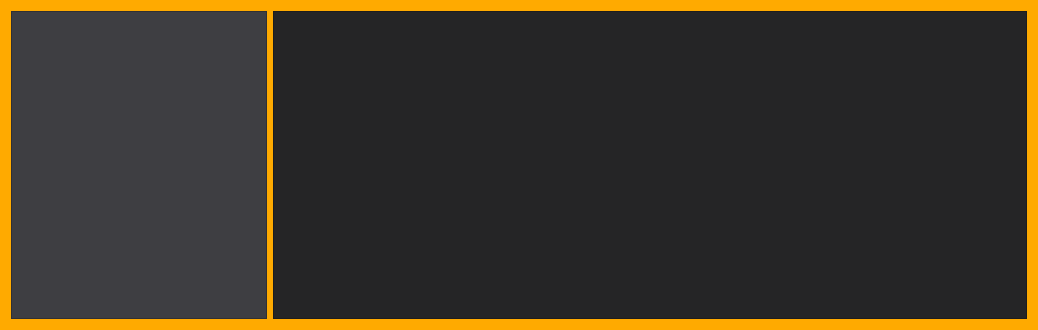
Before: the Qt Designer form VideoEditor/TimeLine.ui in zeneksashy/VideoEditor, drawn with Qt 5.
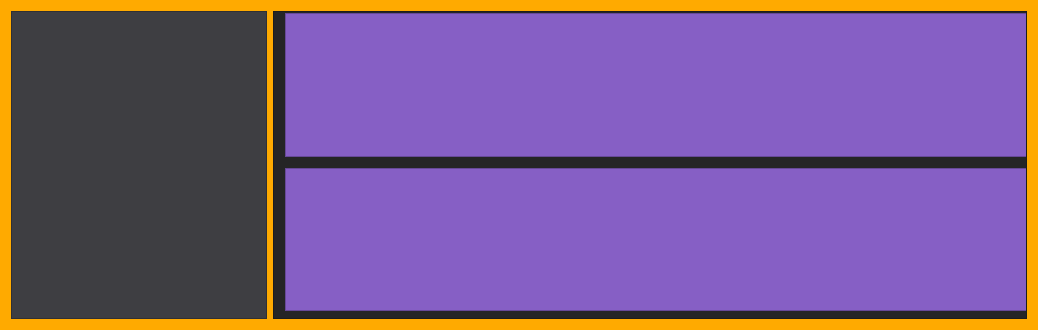
After: the same form once the commit is applied.

Commit message: updated audiorecognition class to return audio analyser

```diff
--- a/VideoEditor/TimeLine.ui
+++ b/VideoEditor/TimeLine.ui
@@ -118,6 +118,26 @@
           <property name="topMargin">
            <number>1</number>
           </property>
+          <item>
+           <widget class="QFrame" name="frame">
+            <property name="frameShape">
+             <enum>QFrame::StyledPanel</enum>
+            </property>
+            <property name="frameShadow">
+             <enum>QFrame::Raised</enum>
+            </property>
+           </widget>
+          </item>
+          <item>
+           <widget class="QFrame" name="frame_2">
+            <property name="frameShape">
+             <enum>QFrame::StyledPanel</enum>
+            </property>
+            <property name="frameShadow">
+             <enum>QFrame::Raised</enum>
+            </property>
+           </widget>
+          </item>
          </layout>
         </widget>
        </widget>
```
The commit also changes 13 other files.
